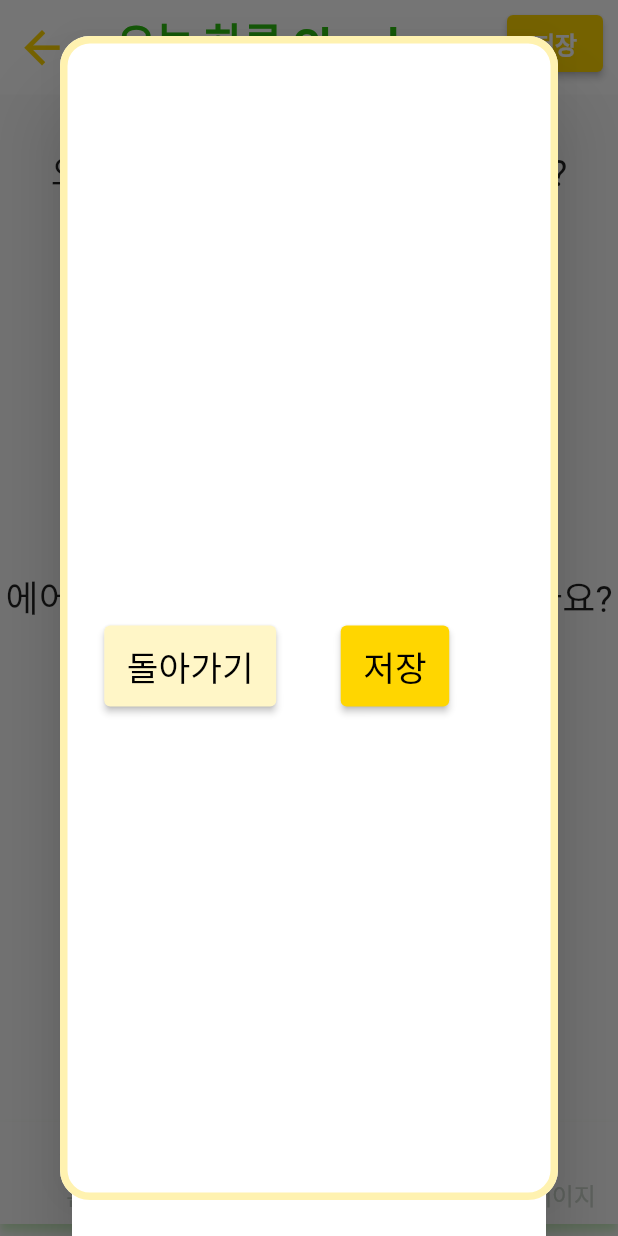
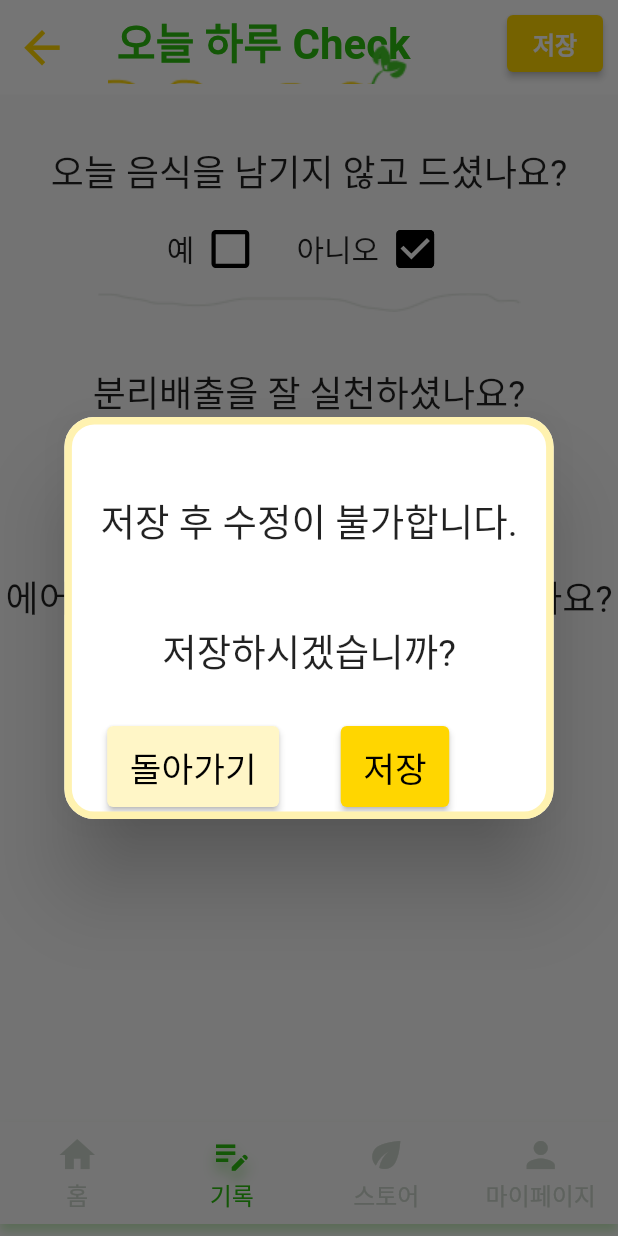
Before and after one commit to 21yuyu99/EcoTech-frontend, a Flutter app: the CheckPage screen opened directly with empty values, scrolled down 139 dp, after a tap on "저장", on a phone screen of 412 x 824 dp. Run offline on Flutter 3.47's test engine with Material 2 defaults, Android fonts, the phone set to English and light mode, and no system bars; our stand-ins replace firebase_auth, firebase_core, flutter_dotenv, fluttertoast, google_sign_in; missing offline and left inert: kakao_flutter_sdk, kakao_flutter_sdk_common; accounts and stored records are empty; Roboto replaces fonts that are missing (MainFont, gaegu).

Commit message:
에러 수정

```diff
--- a/lib/screen/mypage/mypage.dart
+++ b/lib/screen/mypage/mypage.dart
@@ -122,7 +122,7 @@ class _MyPageState extends State<MyPage> {
   Widget build(BuildContext context) {
     return Scaffold(
       bottomNavigationBar: BottomBar(selectedIdx: 3,),
-      body: info_loading&&level_loading?Center(
+      body: info_loading||level_loading?Center(
         child: CircularProgressIndicator(),
       ):Column(
         mainAxisAlignment: MainAxisAlignment.spaceEvenly,
--- a/lib/screen/record/check_page.dart
+++ b/lib/screen/record/check_page.dart
@@ -62,8 +62,6 @@ class _CheckPageState extends State<CheckPage> {
             ),
             actions: [
               Container(
-                width: MediaQuery.of(context).size.width,
-                height: MediaQuery.of(context).size.height,
                 color:Colors.white,
                 child: Row(
                   mainAxisAlignment: MainAxisAlignment.spaceAround,
```
Also changed, not shown: lib/screen/mainPage.dart (+8 -1 lines).
